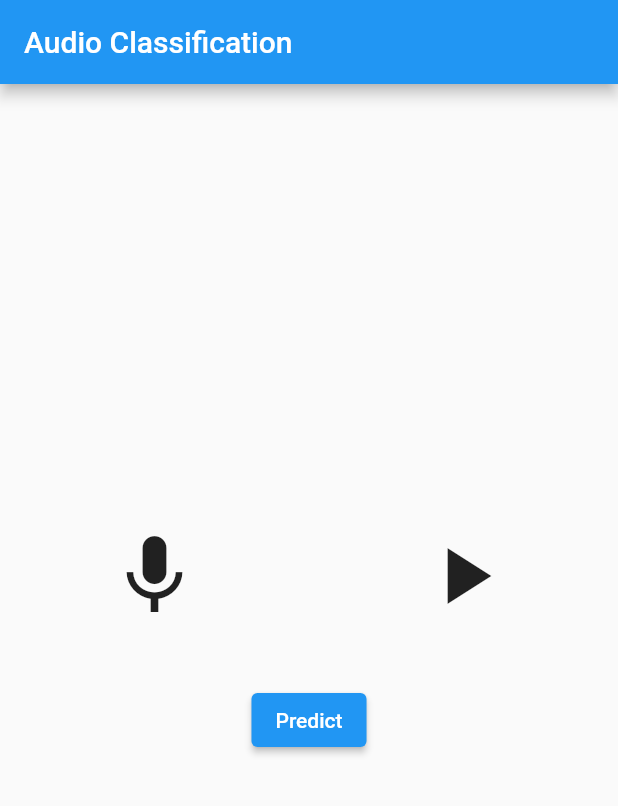
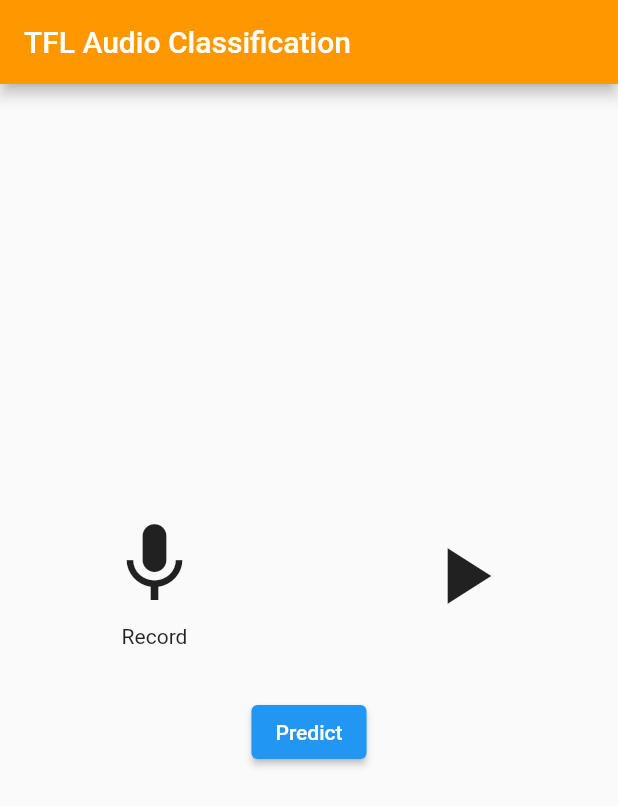
Before and after one commit to am15h/tflite_flutter_helper, a Flutter app: the screen it shows after launch, after a tap on "Predict", on a phone screen of 412 x 824 dp. Shown: the top 806 px of the screen. Run offline on Flutter 3.47's test engine with Material 2 defaults, Android fonts, the phone set to English and light mode, and no system bars; our stand-ins replace image_picker, just_audio, logger, tuple; missing offline and left inert: audio_session, dart:ffi, tflite_flutter; project files that could hold a hidden picture were left out.

Commit message:
minor changes

```diff
--- a/example/audio_classification/lib/classifier.dart
+++ b/example/audio_classification/lib/classifier.dart
@@ -1,5 +1,6 @@
 import 'dart:typed_data';
 
+import 'package:audio_classification/main.dart';
 import 'package:flutter/services.dart';
 import 'package:collection/collection.dart';
 import 'package:tflite_flutter/tflite_flutter.dart';
@@ -56,7 +57,8 @@ class Classifier {
   Category predict(List<int> audioSample) {
     final pres = DateTime.now().millisecondsSinceEpoch;
     Uint8List bytes = Uint8List.fromList(audioSample);
-    TensorAudio tensorAudio = TensorAudio.create(TensorAudioFormat.create(1, _inputShape[0]), _inputShape[0]);
+    TensorAudio tensorAudio = TensorAudio.create(
+        TensorAudioFormat.create(1, sampleRate), _inputShape[0]);
     tensorAudio.loadShortBytes(bytes);
     final pre = DateTime.now().millisecondsSinceEpoch - pres;
     print('Time to load audio tensor: $pre ms');
@@ -65,18 +67,19 @@ class Classifier {
     print(tensorAudio.tensorBuffer.getShape());
 
     final runs = DateTime.now().millisecondsSinceEpoch;
-    interpreter.run(tensorAudio.tensorBuffer.getBuffer(), _outputBuffer.getBuffer());
+    interpreter.run(
+        tensorAudio.tensorBuffer.getBuffer(), _outputBuffer.getBuffer());
     final run = DateTime.now().millisecondsSinceEpoch - runs;
 
     print(_outputBuffer.getDoubleList());
     Map<String, double> labeledProb = {};
-    for(int i = 0; i < _outputBuffer.getDoubleList().length; i++) {
+    for (int i = 0; i < _outputBuffer.getDoubleList().length; i++) {
       labeledProb[labels[i]!] = _outputBuffer.getDoubleValue(i);
     }
     final top = getTopProbability(labeledProb);
     print(top);
     print('Time to run inference: $run ms');
-    return Category(top.key, top.value);
+    return top.first;
   }
 
   void close() {
@@ -84,11 +87,15 @@ class Classifier {
   }
 }
 
-MapEntry<String, double> getTopProbability(Map<String, double> labeledProb) {
+List<Category> getTopProbability(Map<String, double> labeledProb) {
   var pq = PriorityQueue<MapEntry<String, double>>(compare);
   pq.addAll(labeledProb.entries);
-
-  return pq.first;
+  var result = <Category>[];
+  for (int i = 0; i < 5; i++) {
+    result.add(Category(pq.first.key, pq.first.value));
+    pq.removeFirst();
+  }
+  return result;
 }
 
 int compare(MapEntry<String, double> e1, MapEntry<String, double> e2) {
--- a/example/audio_classification/lib/main.dart
+++ b/example/audio_classification/lib/main.dart
@@ -73,8 +73,7 @@ class _MyAppState extends State<MyApp> {
     await session.configure(AudioSessionConfiguration.speech());
     // Listen to errors during playback.
     _player.playbackEventStream.listen(
-      (event) {
-      },
+      (event) {},
       onError: (Object e, StackTrace stackTrace) {
         print('A stream error occurred: $e');
       },
@@ -99,7 +98,11 @@ class _MyAppState extends State<MyApp> {
     return MaterialApp(
       home: Scaffold(
         appBar: AppBar(
-          title: const Text('Audio Classification'),
+          backgroundColor: Colors.orange,
+          title: const Text(
+            'TFL Audio Classification',
+            style: TextStyle(color: Colors.white),
+          ),
         ),
         body: Column(
           mainAxisAlignment: MainAxisAlignment.center,
@@ -107,16 +110,25 @@ class _MyAppState extends State<MyApp> {
             Row(
               mainAxisAlignment: MainAxisAlignment.spaceAround,
               children: [
+                Column(
+                  children: [
                     IconButton(
                       iconSize: 64.0,
                       icon: Icon(_isRecording ? Icons.mic_off : Icons.mic),
-                  onPressed: _isRecording ? () {
+                      onPressed: _isRecording
+                          ? () {
                               _recorder.stop();
                               _loadMicChunks();
-                  } : () {
+                            }
+                          : () {
                               _micChunks = [];
                               _recorder.start();
                             },
+                    ),
+                    Text(
+                      'Record',
+                    ),
+                  ],
                 ),
                 StreamBuilder<PlayerState>(
                   stream: _player.playerStateStream,
@@ -166,12 +178,15 @@ class _MyAppState extends State<MyApp> {
                 child: Text("Predict"),
               ),
             ),
-            if(prediction != null)
+            if (prediction != null)
               Padding(
                 padding: const EdgeInsets.all(32.0),
                 child: Column(
                   children: [
-                  Text(prediction!.label, style: TextStyle(fontWeight: FontWeight.bold),),
+                    Text(
+                      prediction!.label,
+                      style: TextStyle(fontWeight: FontWeight.bold),
+                    ),
                     SizedBox(height: 4),
                     Text(prediction!.score.toString()),
                   ],
```
Also changed, not shown: example/audio_classification/pubspec.lock, 2 other files. Lines whose indentation alone changed are shown as unchanged.
